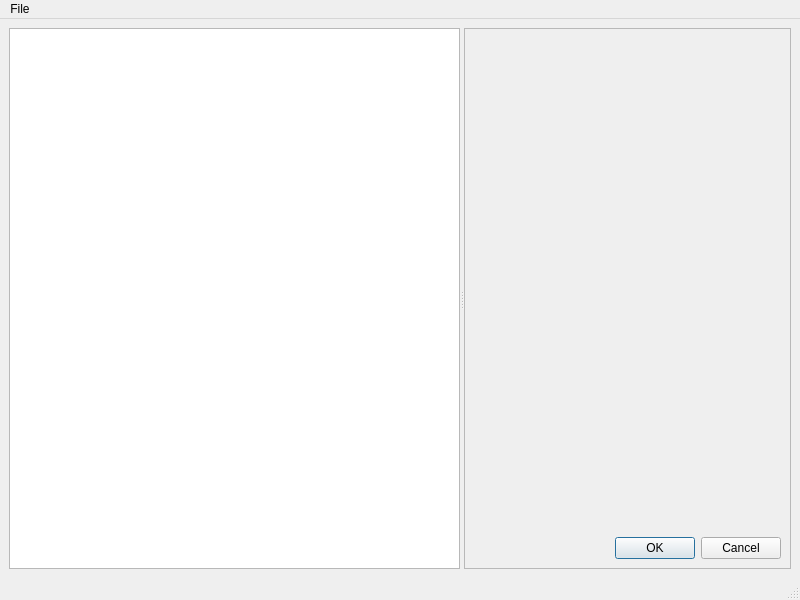
CirdanTelrunya/silinde, file sport/gui/MainWindow.ui: the form before one commit.
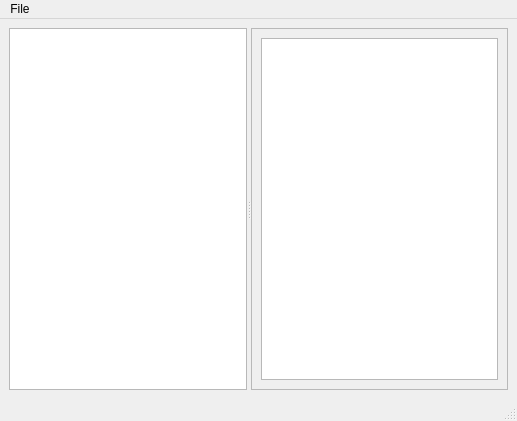
The form after the commit. Custom widgets are drawn as their Qt base class.

Commit message: Change the description to the SportBase. Add click event in MainWindow. Add a message box in play

The edit to the form file:
```diff
--- a/sport/gui/MainWindow.ui
+++ b/sport/gui/MainWindow.ui
@@ -6,8 +6,8 @@
    <rect>
     <x>0</x>
     <y>0</y>
-    <width>800</width>
-    <height>600</height>
+    <width>517</width>
+    <height>421</height>
    </rect>
   </property>
   <property name="windowTitle">
@@ -30,22 +30,9 @@
        </property>
        <layout class="QVBoxLayout" name="verticalLayout">
         <item>
-         <spacer name="verticalSpacer">
-          <property name="orientation">
-           <enum>Qt::Vertical</enum>
-          </property>
-          <property name="sizeHint" stdset="0">
-           <size>
-            <width>20</width>
-            <height>479</height>
-           </size>
-          </property>
-         </spacer>
-        </item>
-        <item>
-         <widget class="QDialogButtonBox" name="buttonBox">
-          <property name="standardButtons">
-           <set>QDialogButtonBox::Cancel|QDialogButtonBox::Ok</set>
+         <widget class="QPlainTextEdit" name="tdtDescription">
+          <property name="readOnly">
+           <bool>true</bool>
           </property>
          </widget>
         </item>
@@ -60,8 +47,8 @@
     <rect>
      <x>0</x>
      <y>0</y>
-     <width>800</width>
-     <height>25</height>
+     <width>517</width>
+     <height>23</height>
     </rect>
    </property>
    <widget class="QMenu" name="menuFile">
```
The commit also changes 6 other files.
